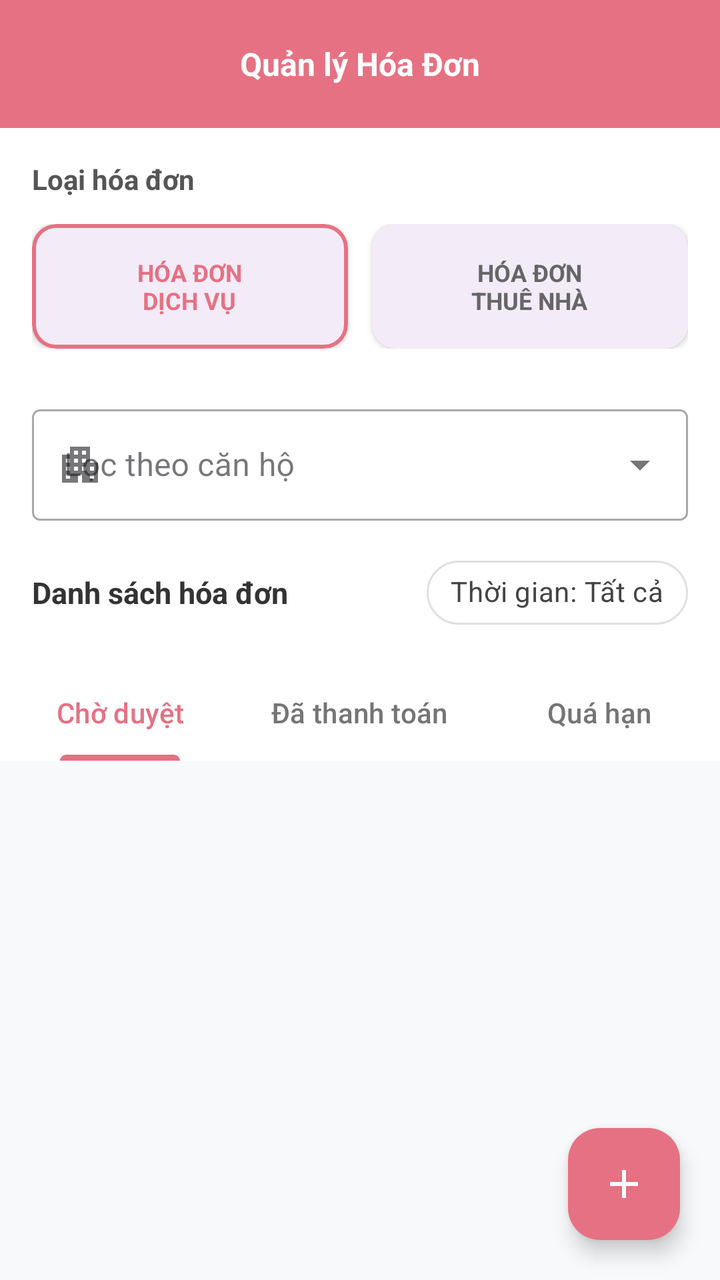
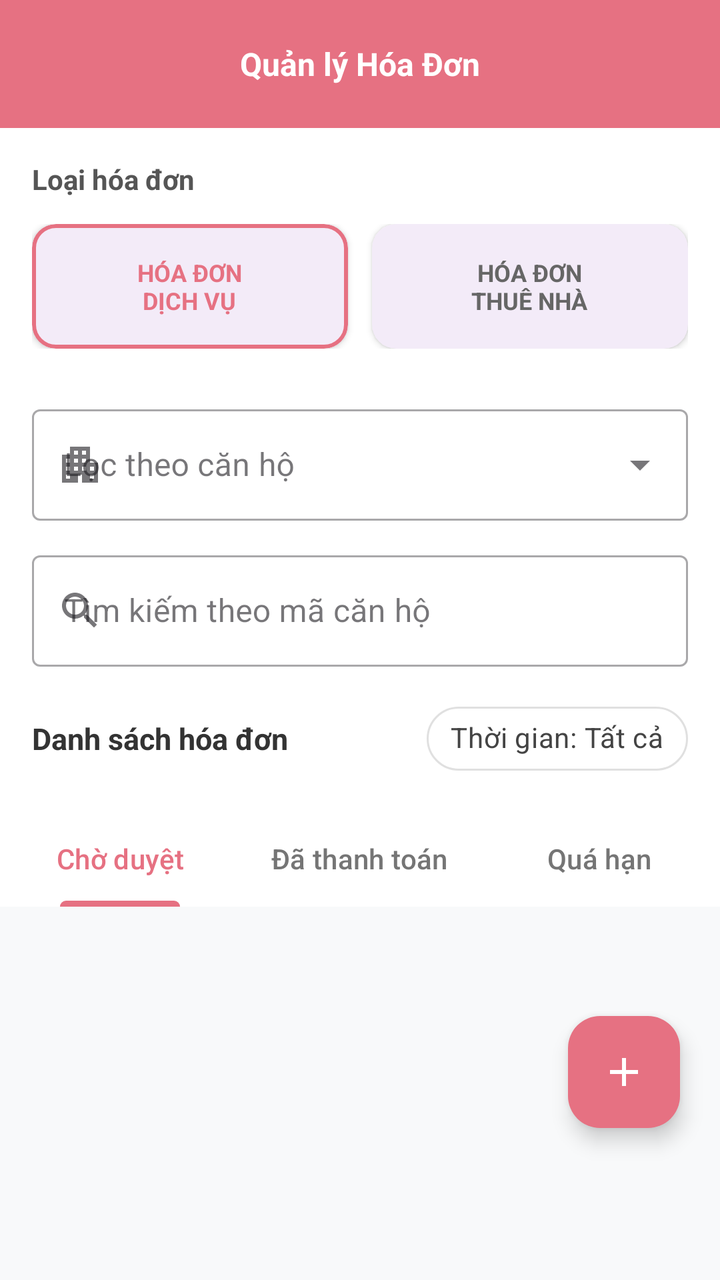

Two renders of the same Android screen: before a commit and after it. Below are the layout's source before the change and the commit's diff.
<!-- AndroidManifest.xml: application theme Theme.Apt -->
<!-- res/layout/fragment_admin_bill.xml -->
<?xml version="1.0" encoding="utf-8"?>
<androidx.coordinatorlayout.widget.CoordinatorLayout
    xmlns:android="http://schemas.android.com/apk/res/android"
    xmlns:app="http://schemas.android.com/apk/res-auto"
    android:layout_width="match_parent"
    android:layout_height="match_parent"
    android:background="#F8F9FA">

    <com.google.android.material.appbar.AppBarLayout
        android:layout_width="match_parent"
        android:layout_height="wrap_content"
        android:background="@color/white"
        app:elevation="0dp">

        <com.google.android.material.appbar.CollapsingToolbarLayout
            android:layout_width="match_parent"
            android:layout_height="wrap_content"
            app:layout_scrollFlags="scroll|exitUntilCollapsed">

            <LinearLayout
                android:layout_width="match_parent"
                android:layout_height="wrap_content"
                android:orientation="vertical"
                android:paddingBottom="12dp">

                <RelativeLayout
                    android:layout_width="match_parent"
                    android:layout_height="?attr/actionBarSize"
                    android:background="@color/primary"
                    android:paddingHorizontal="16dp">
                    <TextView
                        android:layout_width="wrap_content"
                        android:layout_height="wrap_content"
                        android:layout_centerInParent="true"
                        android:text="Quản lý Hóa Đơn"
                        android:textColor="@color/white"
                        android:textSize="16sp"
                        android:textStyle="bold" />
                </RelativeLayout>

                <TextView
                    android:layout_width="wrap_content"
                    android:layout_height="wrap_content"
                    android:text="Loại hóa đơn"
                    android:textSize="14sp"
                    android:textStyle="bold"
                    android:textColor="#555555"
                    android:layout_marginTop="16dp"
                    android:layout_marginStart="16dp"
                    android:layout_marginBottom="8dp"/>

                <LinearLayout
                    android:layout_width="match_parent"
                    android:layout_height="wrap_content"
                    android:orientation="horizontal"
                    android:paddingHorizontal="16dp"
                    android:paddingTop="5dp"
                    android:paddingBottom="5dp"
                    android:weightSum="2">

                    <com.google.android.material.card.MaterialCardView
                        android:id="@+id/cardServiceBill"
                        android:layout_width="0dp"
                        android:layout_height="wrap_content"
                        android:layout_weight="1"
                        android:layout_marginEnd="6dp"
                        app:cardCornerRadius="12dp"
                        app:cardElevation="2dp"
                        app:strokeColor="@color/primary"
                        app:strokeWidth="2dp">
                        <LinearLayout
                            android:layout_width="match_parent"
                            android:layout_height="wrap_content"
                            android:gravity="center"
                            android:padding="16dp">
                            <TextView
                                android:id="@+id/tvServiceBill"
                                android:layout_width="wrap_content"
                                android:layout_height="wrap_content"
                                android:text="HÓA ĐƠN\nDỊCH VỤ"
                                android:gravity="center"
                                android:textColor="@color/primary"
                                android:textSize="12sp"
                                android:textStyle="bold" />
                        </LinearLayout>
                    </com.google.android.material.card.MaterialCardView>

                    <com.google.android.material.card.MaterialCardView
                        android:id="@+id/cardRentBill"
                        android:layout_width="0dp"
                        android:layout_height="wrap_content"
                        android:layout_weight="1"
                        android:layout_marginStart="6dp"
                        app:cardCornerRadius="12dp"
                        app:cardElevation="2dp"
                        app:strokeWidth="0dp">
                        <LinearLayout
                            android:layout_width="match_parent"
                            android:layout_height="wrap_content"
                            android:gravity="center"
                            android:padding="16dp">
                            <TextView
                                android:id="@+id/tvRentBill"
                                android:layout_width="wrap_content"
                                android:layout_height="wrap_content"
                                android:text="HÓA ĐƠN\nTHUÊ NHÀ"
                                android:gravity="center"
                                android:textColor="@color/text_body"
                                android:textSize="12sp"
                                android:textStyle="bold" />
                        </LinearLayout>
                    </com.google.android.material.card.MaterialCardView>
                </LinearLayout>

                <LinearLayout
                    android:layout_width="match_parent"
                    android:layout_height="wrap_content"
                    android:orientation="vertical"
                    android:paddingHorizontal="16dp"
                    android:layout_marginTop="20dp">

                    <com.google.android.material.textfield.TextInputLayout
                        style="@style/Widget.MaterialComponents.TextInputLayout.OutlinedBox.ExposedDropdownMenu"
                        android:layout_width="match_parent"
                        android:layout_height="wrap_content"
                        android:hint="Lọc theo căn hộ"
                        app:startIconDrawable="@drawable/ic_apartment">
                        <AutoCompleteTextView
                            android:id="@+id/spinnerApartmentFilter"
                            android:layout_width="match_parent"
                            android:layout_height="wrap_content"
                            android:inputType="none" />
                    </com.google.android.material.textfield.TextInputLayout>

                    <LinearLayout
                        android:layout_width="match_parent"
                        android:layout_height="wrap_content"
                        android:orientation="horizontal"
                        android:gravity="center_vertical"
                        android:layout_marginTop="12dp">

                        <TextView
                            android:layout_width="0dp"
                            android:layout_height="wrap_content"
                            android:layout_weight="1"
                            android:text="Danh sách hóa đơn"
                            android:textSize="15sp"
                            android:textStyle="bold"
                            android:textColor="#333333"/>

                        <com.google.android.material.chip.Chip
                            android:id="@+id/chipDateFilter"
                            style="@style/Widget.MaterialComponents.Chip.Filter"
                            android:layout_width="wrap_content"
                            android:layout_height="wrap_content"
                            android:text="Thời gian: Tất cả"
                            app:chipIcon="@drawable/ic_calendar"
                            app:chipIconTint="@color/primary"
                            android:textColor="#444444"
                            app:chipBackgroundColor="@color/white"
                            app:chipStrokeColor="#E0E0E0"
                            app:chipStrokeWidth="1dp" />
                    </LinearLayout>
                </LinearLayout>

            </LinearLayout>
        </com.google.android.material.appbar.CollapsingToolbarLayout>

        <com.google.android.material.tabs.TabLayout
            android:id="@+id/tabLayoutAdmin"
            android:layout_width="match_parent"
            android:layout_height="wrap_content"
            android:background="@android:color/white"
            app:tabIndicatorFullWidth="false"
            app:tabIndicatorColor="@color/primary"
            app:tabSelectedTextColor="@color/primary"
            app:tabTextColor="#757575"
            app:tabMode="fixed"
            app:tabGravity="fill">
            <com.google.android.material.tabs.TabItem
                android:layout_height="wrap_content"
                android:layout_width="wrap_content"
                android:text="Chờ duyệt" />
            <com.google.android.material.tabs.TabItem
                android:layout_height="wrap_content"
                android:layout_width="wrap_content"
                android:text="Đã thanh toán" />
            <com.google.android.material.tabs.TabItem
                android:layout_height="wrap_content"
                android:layout_width="wrap_content"
                android:text="Quá hạn" />
        </com.google.android.material.tabs.TabLayout>

    </com.google.android.material.appbar.AppBarLayout>

    <LinearLayout
        android:id="@+id/layoutEmpty"
        android:layout_width="match_parent"
        android:layout_height="200dp"
        android:gravity="center"
        android:orientation="vertical"
        android:visibility="gone"
        app:layout_behavior="@string/appbar_scrolling_view_behavior">
        <ImageView
            android:layout_width="80dp"
            android:layout_height="80dp"
            android:src="@drawable/ic_empty_bill"
            app:tint="#CCCCCC" />
        <TextView
            android:layout_width="wrap_content"
            android:layout_height="wrap_content"
            android:layout_marginTop="16dp"
            android:text="Không tìm thấy hóa đơn nào"
            android:textColor="#999999"
            android:textSize="16sp" />
    </LinearLayout>

    <androidx.recyclerview.widget.RecyclerView
        android:id="@+id/rvAdminBills"
        android:layout_width="match_parent"
        android:layout_height="match_parent"
        android:clipToPadding="false"
        android:paddingTop="8dp"
        android:paddingBottom="88dp"
        app:layout_behavior="@string/appbar_scrolling_view_behavior" />

    <com.google.android.material.floatingactionbutton.FloatingActionButton
        android:id="@+id/fabAddBill"
        android:layout_width="wrap_content"
        android:layout_height="wrap_content"
        android:layout_gravity="bottom|end"
        android:layout_margin="20dp"
        android:src="@drawable/ic_add_bill"
        app:backgroundTint="@color/primary"
        app:tint="@android:color/white"
        app:elevation="6dp"/>

</androidx.coordinatorlayout.widget.CoordinatorLayout>
<!-- resources referenced by this layout -->
<resources>
  <color name="primary">#E67182</color>
  <color name="text_body">#666666</color>
  <color name="white">#FFFFFFFF</color>
  <!-- drawable ic_add_bill (drawable) -->
  <vector xmlns:android="http://schemas.android.com/apk/res/android" android:height="24dp" android:tint="#000000" android:viewportHeight="24" android:viewportWidth="24" android:width="24dp">
        
      <path android:fillColor="@android:color/white" android:pathData="M19,13h-6v6h-2v-6H5v-2h6V5h2v6h6v2z"/>
      
  </vector>
  <!-- drawable ic_apartment (drawable) -->
  <vector xmlns:android="http://schemas.android.com/apk/res/android"
      android:width="24dp"
      android:height="24dp"
      android:viewportWidth="960"
      android:viewportHeight="960">
    <path
        android:pathData="M120,840v-560h160v-160h400v320h160v400L520,840v-160h-80v160L120,840ZM200,760h80v-80h-80v80ZM200,600h80v-80h-80v80ZM200,440h80v-80h-80v80ZM360,600h80v-80h-80v80ZM360,440h80v-80h-80v80ZM360,280h80v-80h-80v80ZM520,600h80v-80h-80v80ZM520,440h80v-80h-80v80ZM520,280h80v-80h-80v80ZM680,760h80v-80h-80v80ZM680,600h80v-80h-80v80Z"
        android:fillColor="#666666"/>
  </vector>
  <!-- drawable ic_empty_bill (drawable) -->
  <vector xmlns:android="http://schemas.android.com/apk/res/android"
      android:width="24dp"
      android:height="24dp"
      android:viewportWidth="960"
      android:viewportHeight="960">
    <path
        android:pathData="m819,932 l-59,-59q-10,3 -19.5,5T720,880L240,880q-50,0 -85,-35t-35,-85v-120h120v-287L27,140l57,-57L876,875l-57,57ZM240,800h447l-80,-80L200,720v40q0,17 11.5,28.5T240,800ZM840,727 L760,647v-447L313,200l-73,-73v-47l60,60 60,-60 60,60 60,-60 60,60 60,-60 60,60 60,-60 60,60 60,-60v647ZM320,640h207L320,433v207ZM475,360 L395,280h205v80L475,360ZM595,480 L515,400h85v80h-5ZM651.5,468.5Q640,457 640,440t11.5,-28.5Q663,400 680,400t28.5,11.5Q720,423 720,440t-11.5,28.5Q697,480 680,480t-28.5,-11.5ZM680,360q-17,0 -28.5,-11.5T640,320q0,-17 11.5,-28.5T680,280q17,0 28.5,11.5T720,320q0,17 -11.5,28.5T680,360ZM200,800v-80,80Z"
        android:fillColor="#666666"/>
  </vector>
  <style name="Theme.Apt" parent="Base.Theme.Apt" />
  <style name="Base.Theme.Apt" parent="Theme.Material3.DayNight.NoActionBar">
          
          
      </style>
  <!-- unchanged entries left out for length: 1 -->
</resources>

<!-- the commit's change to res/layout/fragment_admin_bill.xml (unified diff, before → after) -->
@@ -132,6 +132,25 @@
                             android:inputType="none" />
                     </com.google.android.material.textfield.TextInputLayout>
 
+                    <com.google.android.material.textfield.TextInputLayout
+                        android:id="@+id/layoutSearchRoom"
+                        style="@style/Widget.MaterialComponents.TextInputLayout.OutlinedBox"
+                        android:layout_width="match_parent"
+                        android:layout_height="wrap_content"
+                        android:hint="Tìm kiếm theo mã căn hộ"
+                        android:layout_marginTop="12dp"
+                        app:startIconDrawable="@drawable/ic_search"
+                        app:endIconMode="clear_text">
+                        <com.google.android.material.textfield.TextInputEditText
+                            android:id="@+id/etSearchRoom"
+                            android:layout_width="match_parent"
+                            android:layout_height="wrap_content"
+                            android:inputType="text"
+                            android:maxLines="1"
+                            android:imeOptions="actionSearch"/>
+                    </com.google.android.material.textfield.TextInputLayout>
+
+
                     <LinearLayout
                         android:layout_width="match_parent"
                         android:layout_height="wrap_content"
@@ -194,42 +213,95 @@
     </com.google.android.material.appbar.AppBarLayout>
 
     <LinearLayout
-        android:id="@+id/layoutEmpty"
-        android:layout_width="match_parent"
-        android:layout_height="200dp"
-        android:gravity="center"
-        android:orientation="vertical"
-        android:visibility="gone"
-        app:layout_behavior="@string/appbar_scrolling_view_behavior">
-        <ImageView
-            android:layout_width="80dp"
-            android:layout_height="80dp"
-            android:src="@drawable/ic_empty_bill"
-            app:tint="#CCCCCC" />
-        <TextView
-            android:layout_width="wrap_content"
-            android:layout_height="wrap_content"
-            android:layout_marginTop="16dp"
-            android:text="Không tìm thấy hóa đơn nào"
-            android:textColor="#999999"
-            android:textSize="16sp" />
-    </LinearLayout>
-
-    <androidx.recyclerview.widget.RecyclerView
-        android:id="@+id/rvAdminBills"
         android:layout_width="match_parent"
         android:layout_height="match_parent"
-        android:clipToPadding="false"
-        android:paddingTop="8dp"
-        android:paddingBottom="88dp"
-        app:layout_behavior="@string/appbar_scrolling_view_behavior" />
+        android:orientation="vertical"
+        app:layout_behavior="@string/appbar_scrolling_view_behavior">
+
+        <FrameLayout
+            android:layout_width="match_parent"
+            android:layout_height="0dp"
+            android:layout_weight="1">
+
+            <androidx.recyclerview.widget.RecyclerView
+                android:id="@+id/rvAdminBills"
+                android:layout_width="match_parent"
+                android:layout_height="match_parent"
+                android:clipToPadding="false"
+                android:paddingTop="8dp"
+                android:paddingBottom="8dp" />
+
+            <LinearLayout
+                android:id="@+id/layoutEmpty"
+                android:layout_width="match_parent"
+                android:layout_height="match_parent"
+                android:gravity="center"
+                android:orientation="vertical"
+                android:visibility="gone">
+                <ImageView
+                    android:layout_width="80dp"
+                    android:layout_height="80dp"
+                    android:src="@drawable/ic_empty_bill"
+                    app:tint="#CCCCCC" />
+                <TextView
+                    android:layout_width="wrap_content"
+                    android:layout_height="wrap_content"
+                    android:layout_marginTop="16dp"
+                    android:text="Không tìm thấy hóa đơn nào"
+                    android:textColor="#999999"
+                    android:textSize="16sp" />
+            </LinearLayout>
+        </FrameLayout>
+
+        
+        <LinearLayout
+            android:id="@+id/layoutPagination"
+            android:layout_width="match_parent"
+            android:layout_height="wrap_content"
+            android:orientation="horizontal"
+            android:gravity="center_vertical"
+            android:padding="8dp"
+            android:background="@color/white"
+            android:elevation="8dp">
+
+            <ImageButton
+                android:id="@+id/btnPrevPage"
+                android:layout_width="40dp"
+                android:layout_height="40dp"
+                android:background="?attr/selectableItemBackgroundBorderless"
+                android:src="@drawable/ic_chevron_left"
+                app:tint="@color/primary"
+                android:contentDescription="Trang trước" />
+
+            <TextView
+                android:id="@+id/tvPageInfo"
+                android:layout_width="0dp"
+                android:layout_height="wrap_content"
+                android:layout_weight="1"
+                android:gravity="center"
+                android:text="Trang 1 / 1"
+                android:textSize="14sp"
+                android:textStyle="bold"
+                android:textColor="#333333" />
+
+            <ImageButton
+                android:id="@+id/btnNextPage"
+                android:layout_width="40dp"
+                android:layout_height="40dp"
+                android:background="?attr/selectableItemBackgroundBorderless"
+                android:src="@drawable/ic_chevron_right"
+                app:tint="@color/primary"
+                android:contentDescription="Trang sau" />
+        </LinearLayout>
+    </LinearLayout>
 
     <com.google.android.material.floatingactionbutton.FloatingActionButton
         android:id="@+id/fabAddBill"
         android:layout_width="wrap_content"
         android:layout_height="wrap_content"
         android:layout_gravity="bottom|end"
-        android:layout_margin="20dp"
+        android:layout_marginEnd="20dp"
+        android:layout_marginBottom="76dp"
         android:src="@drawable/ic_add_bill"
         app:backgroundTint="@color/primary"
         app:tint="@android:color/white"
<!-- resource entries referenced after the edit -->
@@ -19,6 +19,26 @@
         android:pathData="M120,840v-560h160v-160h400v320h160v400L520,840v-160h-80v160L120,840ZM200,760h80v-80h-80v80ZM200,600h80v-80h-80v80ZM200,440h80v-80h-80v80ZM360,600h80v-80h-80v80ZM360,440h80v-80h-80v80ZM360,280h80v-80h-80v80ZM520,600h80v-80h-80v80ZM520,440h80v-80h-80v80ZM520,280h80v-80h-80v80ZM680,760h80v-80h-80v80ZM680,600h80v-80h-80v80Z"
         android:fillColor="#666666"/>
   </vector>
+  <!-- drawable ic_chevron_left (drawable) -->
+  <vector xmlns:android="http://schemas.android.com/apk/res/android"
+      android:width="24dp"
+      android:height="24dp"
+      android:viewportWidth="960"
+      android:viewportHeight="960">
+    <path
+        android:fillColor="#FF000000"
+        android:pathData="M640,880L240,480L640,80L711,151L382,480L711,809L640,880Z"/>
+  </vector>
+  <!-- drawable ic_chevron_right (drawable) -->
+  <vector xmlns:android="http://schemas.android.com/apk/res/android"
+      android:width="24dp"
+      android:height="24dp"
+      android:viewportWidth="960"
+      android:viewportHeight="960">
+    <path
+        android:fillColor="#FF000000"
+        android:pathData="M320,880L250,809L579,480L250,151L320,80L720,480L320,880Z"/>
+  </vector>
   <!-- drawable ic_empty_bill (drawable) -->
   <vector xmlns:android="http://schemas.android.com/apk/res/android"
       android:width="24dp"
@@ -29,6 +49,16 @@
         android:pathData="m819,932 l-59,-59q-10,3 -19.5,5T720,880L240,880q-50,0 -85,-35t-35,-85v-120h120v-287L27,140l57,-57L876,875l-57,57ZM240,800h447l-80,-80L200,720v40q0,17 11.5,28.5T240,800ZM840,727 L760,647v-447L313,200l-73,-73v-47l60,60 60,-60 60,60 60,-60 60,60 60,-60 60,60 60,-60 60,60 60,-60v647ZM320,640h207L320,433v207ZM475,360 L395,280h205v80L475,360ZM595,480 L515,400h85v80h-5ZM651.5,468.5Q640,457 640,440t11.5,-28.5Q663,400 680,400t28.5,11.5Q720,423 720,440t-11.5,28.5Q697,480 680,480t-28.5,-11.5ZM680,360q-17,0 -28.5,-11.5T640,320q0,-17 11.5,-28.5T680,280q17,0 28.5,11.5T720,320q0,17 -11.5,28.5T680,360ZM200,800v-80,80Z"
         android:fillColor="#666666"/>
   </vector>
+  <!-- drawable ic_search (drawable) -->
+  <vector xmlns:android="http://schemas.android.com/apk/res/android"
+      android:width="24dp"
+      android:height="24dp"
+      android:viewportWidth="24"
+      android:viewportHeight="24">
+    <path
+        android:fillColor="#FF000000"
+        android:pathData="M15.5,14h-0.79l-0.28,-0.27C15.41,12.59 16,11.11 16,9.5 16,5.91 13.09,3 9.5,3S3,5.91 3,9.5 5.91,16 9.5,16c1.61,0 3.09,-0.59 4.23,-1.57l0.27,0.28v0.79l5,4.99L20.49,19l-4.99,-5zM9.5,14C7.01,14 5,11.99 5,9.5S7.01,5 9.5,5 14,7.01 14,9.5 11.99,14 9.5,14z"/>
+  </vector>
   <style name="Theme.Apt" parent="Base.Theme.Apt" />
   <style name="Base.Theme.Apt" parent="Theme.Material3.DayNight.NoActionBar">
           
